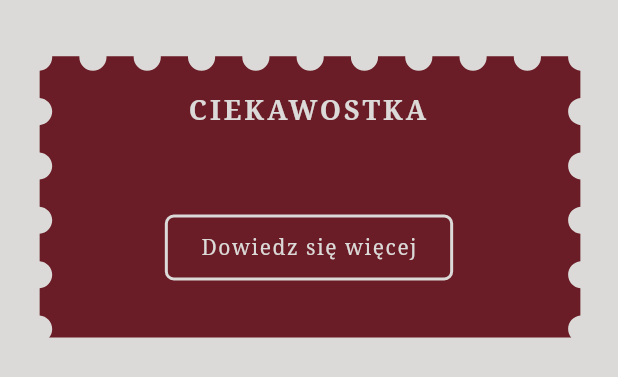
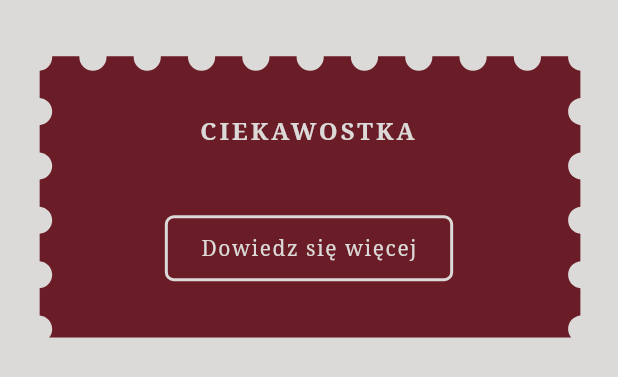
Before and after one commit to kn-kraken/hacknation-amorki-krakena-zakochaj-sie-w-bydgoszczy, a Flutter app: the FunFactCard widget shown alone on an empty page, opened directly with empty values, on a phone screen of 412 x 824 dp. Shown: the top 377 px of the screen. Run offline on Flutter 3.47's test engine with Material 3 defaults, Android fonts, the phone set to English and light mode, and no system bars; our stand-ins replace chopper, flutter_bloc, flutter_map, flutter_svg, latlong2, shared_preferences; accounts and stored records are empty; generated files the repository leaves out were written again; network calls fail.

Commit message:
style fixes

```diff
--- a/fe/lib/quiz/fun_fact.dart
+++ b/fe/lib/quiz/fun_fact.dart
@@ -67,7 +67,7 @@ class FunFactCard extends StatelessWidget {
 
             Center(
               child: Padding(
-                padding: const EdgeInsets.symmetric(horizontal: 20),
+                padding: EdgeInsets.only(top: 16),
                 child: Column(
                   mainAxisSize: MainAxisSize.min,
                   children: [
@@ -76,21 +76,21 @@ class FunFactCard extends StatelessWidget {
                       textAlign: TextAlign.center,
                       style: TextStyle(
                         color: Color(0xFFdbdad8),
-                        fontSize: 18,
+                        fontSize: 16,
                         fontWeight: FontWeight.bold,
                         letterSpacing: 2,
                         fontFamily: 'Serif',
                       ),
                     ),
 
-                    const SizedBox(height: 16),
+                    const SizedBox(height: 8),
 SizedBox( width: 300, child:
                     Text(
                       funFact,
                       textAlign: TextAlign.center,
                       style: const TextStyle(
                         color: Color(0xFFdbdad8),
-                        fontSize: 14,
+                        fontSize: 12,
                         height: 1.5,
                         fontFamily: 'Serif',
                       ),
```
Also changed, not shown: fe/lib/quiz_view.dart (+35 -14 lines).
